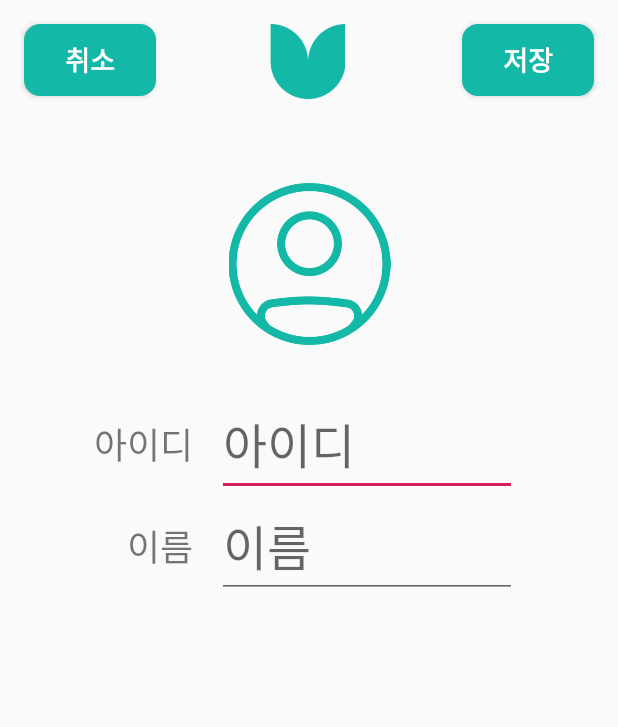
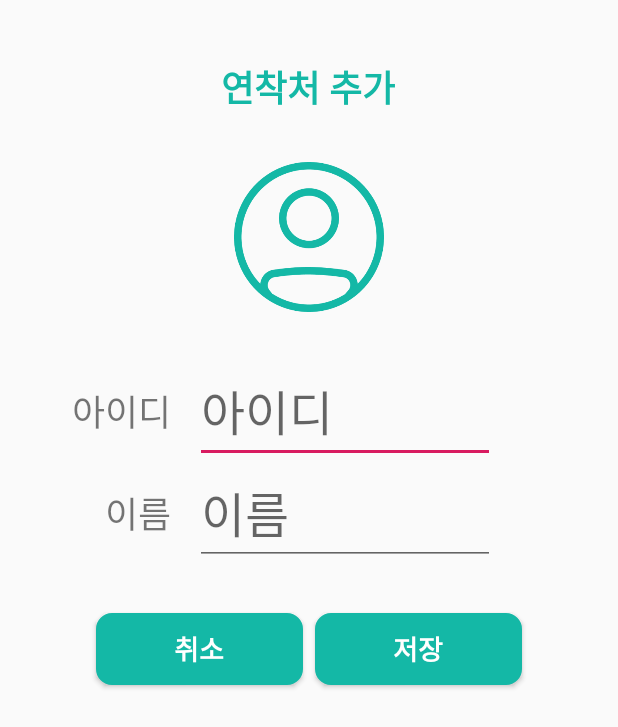
Before and after one commit to yunmiheo0509/CaptionVideoCall, an Android app: the NewCounterActivity screen opened directly, with no data from a screen before it, on a phone screen of 412 x 824 dp. Shown: the top 727 px of the screen. Run offline under Robolectric (Android 15) with nearby library versions, the phone set to English and light mode, and no system bars; our stand-ins replace data binding; Roboto replaces fonts that are not available here.

Commit message:
짜잘한 UI 수정

```diff
--- a/app/src/main/res/layout/activity_main.xml
+++ b/app/src/main/res/layout/activity_main.xml
@@ -147,6 +147,7 @@
                             android:layout_height="300dp"
                             android:layout_marginTop="8dp"
                             android:layout_marginEnd="32dp"
+                            android:elevation="5dp"
                             android:background="#FFFFFF"
                             android:padding="8dp"
                             android:scrollbarFadeDuration="0"
--- a/app/src/main/res/layout/activity_new_counter.xml
+++ b/app/src/main/res/layout/activity_new_counter.xml
@@ -7,6 +7,20 @@
         android:layout_width="match_parent"
         android:layout_height="match_parent"
         tools:context="com.cationvideocall.example.captionvideocall.Activity.NewCounterActivity">
+
+        <TextView
+            android:id="@+id/textView3"
+            android:layout_width="wrap_content"
+            android:layout_height="wrap_content"
+            android:layout_marginTop="40dp"
+            android:text="연착처 추가"
+            android:textColor="#14B8A6"
+            android:textSize="24sp"
+            android:textStyle="bold"
+            app:layout_constraintEnd_toEndOf="parent"
+            app:layout_constraintHorizontal_bias="0.498"
+            app:layout_constraintStart_toStartOf="parent"
+            app:layout_constraintTop_toTopOf="parent" />
 
         <EditText
             android:id="@+id/et_counterid"
@@ -35,75 +49,67 @@
             android:layout_width="wrap_content"
             android:layout_height="wrap_content"
             android:layout_marginTop="48dp"
-            android:layout_marginEnd="16dp"
+            android:layout_marginEnd="32dp"
             android:text="아이디"
             android:textSize="24sp"
             app:layout_constraintEnd_toStartOf="@+id/imageView"
             app:layout_constraintTop_toBottomOf="@+id/imageView" />
 
         <ImageView
-            android:id="@+id/imv_logo"
-            android:layout_width="50dp"
-            android:layout_height="50dp"
-            android:layout_marginTop="16dp"
-            app:layout_constraintEnd_toEndOf="parent"
-            app:layout_constraintHorizontal_bias="0.498"
-            app:layout_constraintStart_toStartOf="parent"
-            app:layout_constraintTop_toTopOf="parent"
-            app:srcCompat="@drawable/logo" />
-
-        <ImageView
             android:id="@+id/imageView"
-            android:layout_width="123dp"
-            android:layout_height="108dp"
-            android:layout_marginTop="56dp"
+            android:layout_width="120dp"
+            android:layout_height="100dp"
+            android:layout_marginTop="32dp"
             app:layout_constraintEnd_toEndOf="parent"
             app:layout_constraintStart_toStartOf="parent"
-            app:layout_constraintTop_toBottomOf="@+id/imv_logo"
+            app:layout_constraintTop_toBottomOf="@+id/textView3"
             app:srcCompat="@drawable/profileimg" />
 
         <EditText
             android:id="@+id/et_callbookName"
             android:layout_width="200sp"
             android:layout_height="wrap_content"
+            android:layout_marginStart="16dp"
             android:hint="이름"
             android:textColor="#000000"
             android:textSize="32sp"
             app:layout_constraintBottom_toBottomOf="@+id/tv_id3"
-            app:layout_constraintEnd_toEndOf="@+id/imageView"
-            app:layout_constraintHorizontal_bias="0.0"
-            app:layout_constraintStart_toStartOf="@+id/imageView"
+            app:layout_constraintStart_toEndOf="@+id/tv_id3"
             app:layout_constraintTop_toTopOf="@+id/tv_id3" />
 
         <Button
             android:id="@+id/btn_save"
-            android:layout_width="wrap_content"
+            android:layout_width="0dp"
             android:layout_height="wrap_content"
-            android:layout_marginTop="16dp"
-            android:layout_marginEnd="16dp"
+            android:layout_marginStart="64dp"
+            android:layout_marginTop="32dp"
+            android:layout_marginEnd="64dp"
             android:background="@drawable/rounded_button"
+            android:fontFamily="sans-serif"
             android:text="저장"
-            android:fontFamily="sans-serif"
             android:textColor="#FFFFFF"
             android:textSize="18sp"
             android:textStyle="bold"
             app:layout_constraintEnd_toEndOf="parent"
-            app:layout_constraintTop_toTopOf="parent" />
+            app:layout_constraintStart_toStartOf="@+id/imageView"
+            app:layout_constraintTop_toBottomOf="@+id/et_callbookName" />
 
         <Button
             android:id="@+id/btn_cancel"
-            android:layout_width="wrap_content"
+            android:layout_width="0dp"
             android:layout_height="wrap_content"
-            android:layout_marginStart="16dp"
-            android:layout_marginTop="16dp"
+            android:layout_marginStart="64dp"
+            android:layout_marginTop="32dp"
+            android:layout_marginEnd="64dp"
             android:background="@drawable/rounded_button"
+            android:fontFamily="sans-serif"
             android:text="취소"
-            android:fontFamily="sans-serif"
             android:textColor="#FFFFFF"
             android:textSize="18sp"
             android:textStyle="bold"
+            app:layout_constraintEnd_toEndOf="@+id/imageView"
             app:layout_constraintStart_toStartOf="parent"
-            app:layout_constraintTop_toTopOf="parent" />
+            app:layout_constraintTop_toBottomOf="@+id/et_callbookName" />
 
     </androidx.constraintlayout.widget.ConstraintLayout>
 </layout>
```
Also changed, not shown: app/src/main/res/layout/call_book_mark.xml (+17 -2 lines), app/src/main/res/layout/callbook_list.xml (+14 -21 lines).
